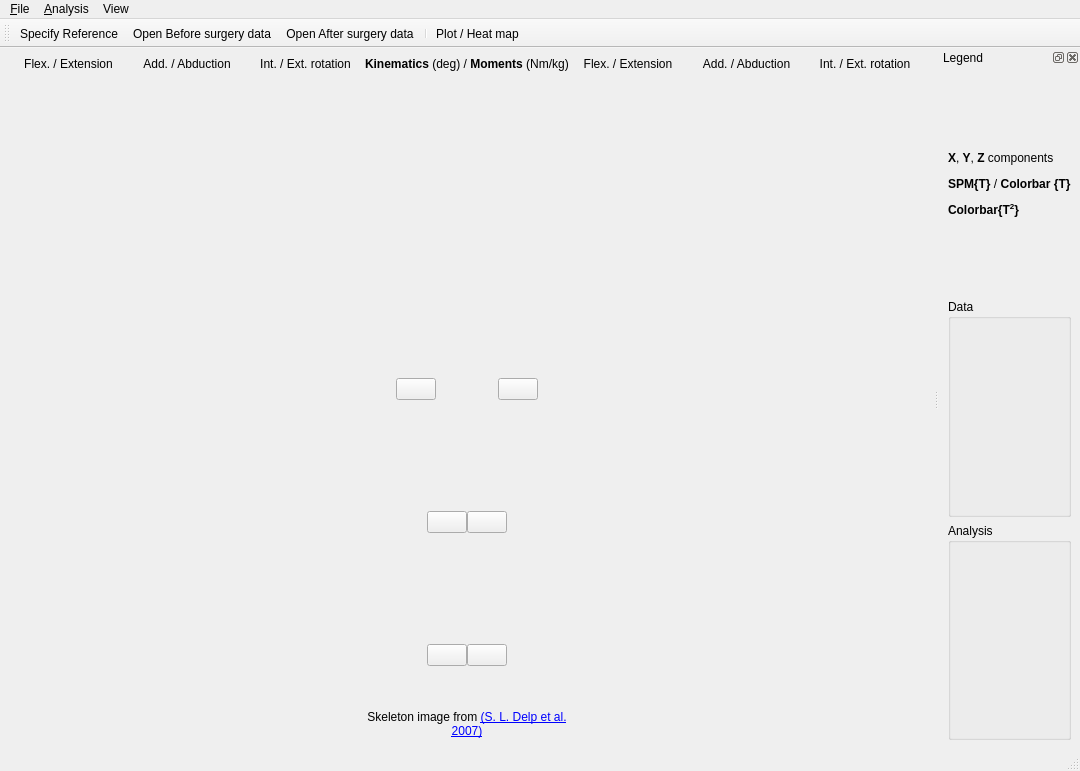
aalhossary/MovementRx, file spmclient/ui/gui/xml/ui_gait_analysis_window.ui: the form before one commit.
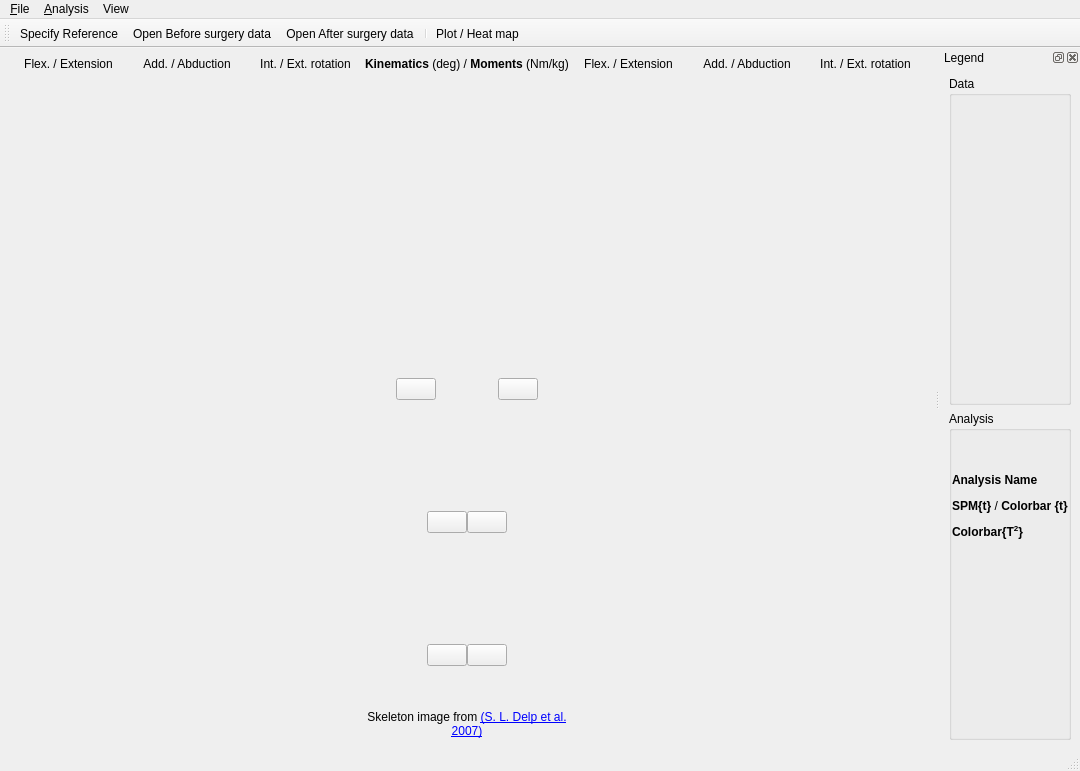
The form after the commit. Icons and pictures are not drawn. Custom widgets are drawn as their Qt base class.

Commit message: study name, analysis name, etc. shown on legends

Patch:
```diff
--- a/spmclient/ui/gui/xml/ui_gait_analysis_window.ui
+++ b/spmclient/ui/gui/xml/ui_gait_analysis_window.ui
@@ -1259,19 +1259,24 @@
    </attribute>
    <widget class="QWidget" name="dockWidgetContents">
     <layout class="QVBoxLayout" name="legend_widget_contents_layout">
-     <item>
-      <widget class="QLabel" name="label_4">
-       <property name="text">
-        <string>&lt;html&gt;&lt;head/&gt;&lt;body&gt;&lt;p&gt;&lt;span style=&quot; font-weight:600;&quot;&gt;X&lt;/span&gt;, &lt;span style=&quot; font-weight:600;&quot;&gt;Y&lt;/span&gt;, &lt;span style=&quot; font-weight:600;&quot;&gt;Z&lt;/span&gt; components&lt;/p&gt;&lt;p&gt;&lt;span style=&quot; font-weight:600;&quot;&gt;SPM{T}&lt;/span&gt; / &lt;span style=&quot; font-weight:600;&quot;&gt;Colorbar {T}&lt;/span&gt;&lt;/p&gt;&lt;p&gt;&lt;span style=&quot; font-weight:600;&quot;&gt;Colorbar{T&lt;/span&gt;&lt;span style=&quot; font-weight:600; vertical-align:super;&quot;&gt;2&lt;/span&gt;&lt;span style=&quot; font-weight:600;&quot;&gt;}&lt;/span&gt;&lt;/p&gt;&lt;/body&gt;&lt;/html&gt;</string>
-       </property>
-      </widget>
-     </item>
      <item>
       <widget class="QGroupBox" name="legend_data_groupbox">
        <property name="title">
         <string>Data</string>
        </property>
        <layout class="QGridLayout" name="gridLayout_8">
+        <property name="leftMargin">
+         <number>0</number>
+        </property>
+        <property name="topMargin">
+         <number>0</number>
+        </property>
+        <property name="rightMargin">
+         <number>0</number>
+        </property>
+        <property name="bottomMargin">
+         <number>0</number>
+        </property>
         <item row="0" column="0">
          <widget class="MplCanvas" name="legend_data_panel" native="true"/>
         </item>
@@ -1284,9 +1289,28 @@
         <string>Analysis</string>
        </property>
        <layout class="QGridLayout" name="gridLayout_9">
-        <item row="0" column="0">
+        <property name="leftMargin">
+         <number>0</number>
+        </property>
+        <property name="topMargin">
+         <number>0</number>
+        </property>
+        <property name="rightMargin">
+         <number>0</number>
+        </property>
+        <property name="bottomMargin">
+         <number>0</number>
+        </property>
+        <item row="1" column="0">
          <widget class="MplCanvas" name="legend_heatmap_panel" native="true"/>
         </item>
+        <item row="0" column="0">
+         <widget class="AnalysisLabel" name="label_analysis">
+          <property name="text">
+           <string>&lt;html&gt;&lt;head/&gt;&lt;body&gt;&lt;p&gt;&lt;span style=&quot; font-weight:600;&quot;&gt;Analysis Name&lt;/span&gt;&lt;/p&gt;&lt;p&gt;&lt;span style=&quot; font-weight:600;&quot;&gt;SPM{t}&lt;/span&gt; / &lt;span style=&quot; font-weight:600;&quot;&gt;Colorbar {t}&lt;/span&gt;&lt;/p&gt;&lt;p&gt;&lt;span style=&quot; font-weight:600;&quot;&gt;Colorbar{T&lt;/span&gt;&lt;span style=&quot; font-weight:600; vertical-align:super;&quot;&gt;2&lt;/span&gt;&lt;span style=&quot; font-weight:600;&quot;&gt;}&lt;/span&gt;&lt;/p&gt;&lt;/body&gt;&lt;/html&gt;</string>
+          </property>
+         </widget>
+        </item>
        </layout>
       </widget>
      </item>
@@ -1415,6 +1439,15 @@
    <extends>QPushButton</extends>
    <header location="global">spmclient.ui.gui.xml.roundcirclepushbutton.h</header>
   </customwidget>
+  <customwidget>
+   <class>AnalysisLabel</class>
+   <extends>QLabel</extends>
+   <header location="global">spmclient.ui.gui.xml.analysislabel.h</header>
+   <slots>
+    <slot>set_analysis_name(QString)</slot>
+    <slot>set_selected_widget_name(QString)</slot>
+   </slots>
+  </customwidget>
  </customwidgets>
  <resources>
   <include location="res.qrc"/>
```
Left out of the diff: 18 changed lines with no effect on the pictures. The commit also changes 3 other files.
